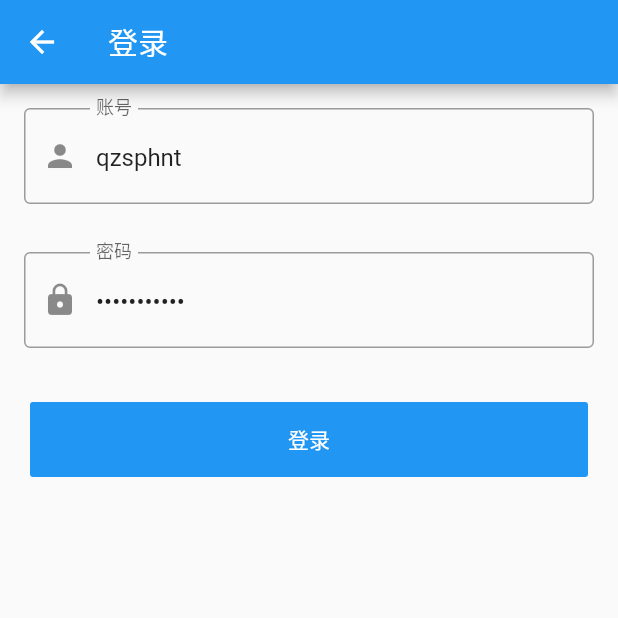
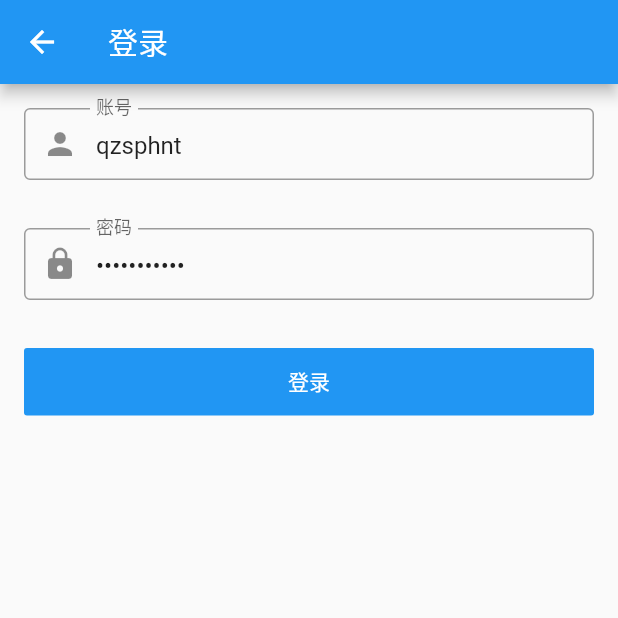
Before and after one commit to zhuozhao/flutter_trip, a Flutter app: the screen it shows after launch, item 4 of the bottom bar chosen, after a tap on "RAISED BUTTON", on a phone screen of 412 x 824 dp, the top half of it. Run offline on Flutter 3.47's test engine with Material 2 defaults, Android fonts, the phone set to English and light mode, and no system bars; our stand-ins replace dio, flutter_map, flutter_swiper, latlong; missing offline and left inert: amap_base_map; network calls fail.

Commit message:
contentpadding

```diff
--- a/lib/pages/user_login.dart
+++ b/lib/pages/user_login.dart
@@ -52,6 +52,7 @@ class _UserLoginState extends State<UserLogin>{
               labelText: '账号',
               hintText: "请输入账号",
               prefixIcon: Icon(Icons.person),
+              contentPadding: EdgeInsets.all(5),
               border: OutlineInputBorder()
           ),
 
@@ -75,6 +76,7 @@ class _UserLoginState extends State<UserLogin>{
               labelText: '密码',
               hintText: "请输入密码",
               prefixIcon: Icon(Icons.lock),
+              contentPadding: EdgeInsets.all(5),
               border: OutlineInputBorder()
           ),
 
@@ -97,8 +99,8 @@ class _UserLoginState extends State<UserLogin>{
           ),
           //登录按钮
           Container(
-            margin: EdgeInsets.all(20),
-            height: 50,
+            margin: EdgeInsets.all(16),
+            height: 45,
             child: FlatButton(
               child: Text('登录',style: TextStyle(color: Colors.white),),
               color: Colors.blue,
```
